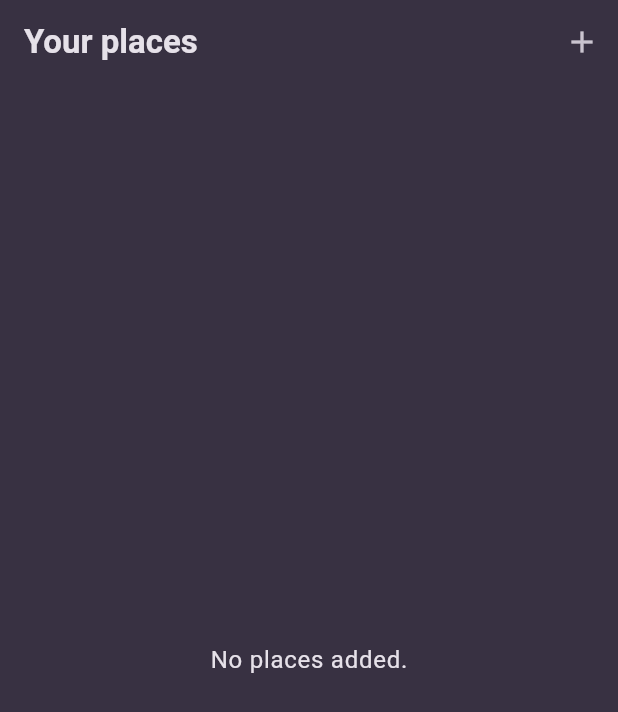
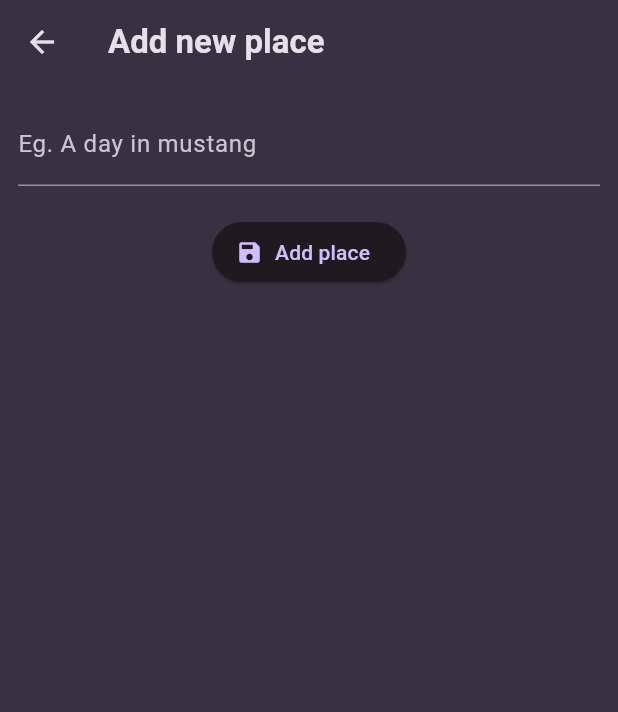
Before and after one commit to jayashz/memoir_flutter, a Flutter app: the screen it shows after launch, after a tap on the "add" icon, on a phone screen of 412 x 824 dp. Shown: the top 712 px of the screen. Run offline on Flutter 3.47's test engine with Material 3 defaults, Android fonts, the light colour scheme and no system bars; our stand-ins replace google_fonts.

Commit message:
ui changes

```diff
--- /dev/null
+++ b/lib/screens/add_place.dart
@@ -0,0 +1,49 @@
+import 'package:flutter/material.dart';
+
+class AddPlaceScreen extends StatefulWidget {
+  const AddPlaceScreen({super.key});
+
+  @override
+  State<AddPlaceScreen> createState() => _AddPlaceScreenState();
+}
+
+class _AddPlaceScreenState extends State<AddPlaceScreen> {
+  final _titleController = TextEditingController();
+  @override
+  void dispose() {
+    // TODO: implement dispose
+    _titleController.dispose();
+    super.dispose();
+  }
+
+  @override
+  Widget build(BuildContext context) {
+    return Scaffold(
+      appBar: AppBar(
+        title: Text("Add new place"),
+      ),
+      body: SingleChildScrollView(
+        padding: const EdgeInsets.all(12),
+        child: Column(
+          children: [
+            TextField(
+              decoration: InputDecoration(
+                label: Text("Eg. A day in mustang"),
+              ),
+              controller: _titleController,
+              style: TextStyle(color: Theme.of(context).colorScheme.onSurface),
+            ),
+            const SizedBox(
+              height: 20,
+            ),
+            ElevatedButton.icon(
+              onPressed: () {},
+              icon: Icon(Icons.save),
+              label: const Text("Add place"),
+            ),
+          ],
+        ),
+      ),
+    );
+  }
+}
--- a/lib/screens/places.dart
+++ b/lib/screens/places.dart
@@ -1,4 +1,5 @@
 import 'package:flutter/material.dart';
+import 'package:memoir/screens/add_place.dart';
 import 'package:memoir/widgets/places_list.dart';
 
 class PlacesScreen extends StatelessWidget {
@@ -11,7 +12,10 @@ class PlacesScreen extends StatelessWidget {
         title: const Text('Your places'),
         actions: [
           IconButton(
-            onPressed: () {},
+            onPressed: () {
+              Navigator.of(context).push(
+                  MaterialPageRoute(builder: (ctx) => const AddPlaceScreen()));
+            },
             icon: const Icon(Icons.add),
           ),
         ],
--- a/pubspec.yaml
+++ b/pubspec.yaml
@@ -36,6 +36,7 @@ dependencies:
   cupertino_icons: ^1.0.8
   google_fonts: ^6.2.1
   uuid: ^4.5.1
+  riverpod: ^2.6.1
 
 dev_dependencies:
   flutter_test:
```
Also changed, not shown: pubspec.lock.
